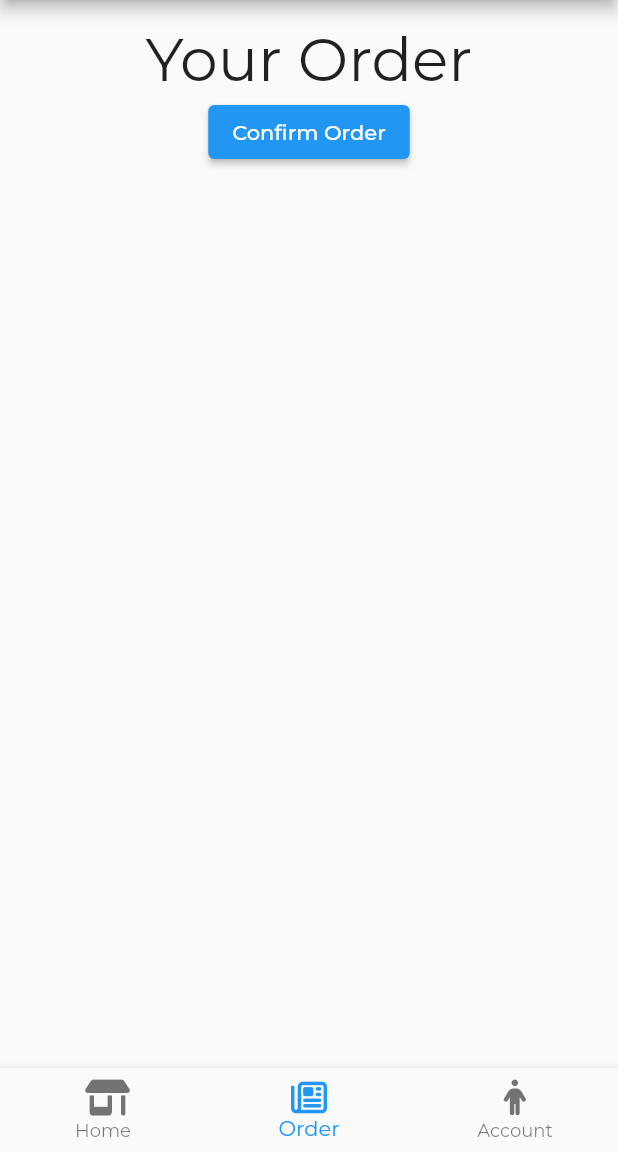
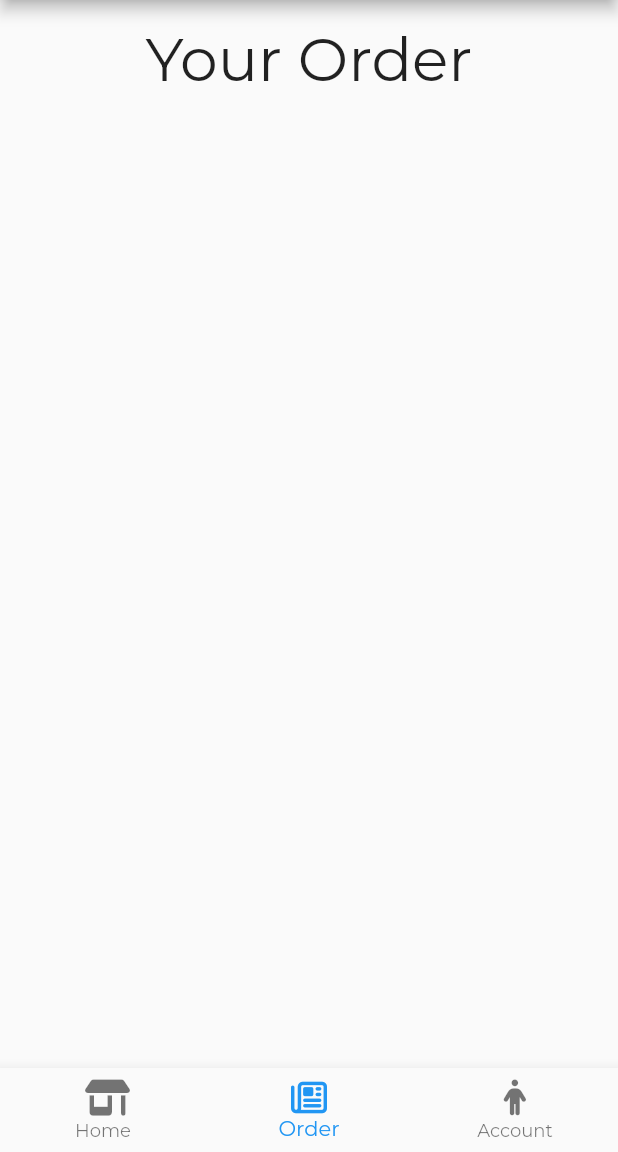
Before and after one commit to Assamapong/grocery_market, a Flutter app: the screen it shows after launch, item 2 of the bottom bar chosen, on a phone screen of 412 x 824 dp, the part 84-1236 px from its top. Run offline on Flutter 3.47's test engine with Material 2 defaults, Android fonts, the phone set to English and light mode, and no system bars; our stand-ins replace font_awesome_flutter, google_fonts.

```diff
--- a/lib/components/order_tab.dart
+++ b/lib/components/order_tab.dart
@@ -24,7 +24,8 @@ class OrderTab extends StatelessWidget {
               children: listOfProduct,
             ),
           ),
-          ElevatedButton(
+          listOfProduct.isNotEmpty
+              ? ElevatedButton(
                   style: ButtonStyle(),
                   onPressed: () {
                     Navigator.push(
@@ -35,7 +36,8 @@ class OrderTab extends StatelessWidget {
                     );
                   },
                   child: Text('Confirm Order'),
-          ),
+                )
+              : Container(),
         ],
       ),
     );
--- a/lib/order.dart
+++ b/lib/order.dart
@@ -39,4 +39,10 @@ class Order extends ChangeNotifier {
       );
     }
   }
+
+  void clearOrder() {
+    counter = {};
+    listOfProduct = [];
+    notifyListeners();
+  }
 }
--- a/lib/screens/main_menu.dart
+++ b/lib/screens/main_menu.dart
@@ -11,6 +11,7 @@ import '../components/order_tab.dart';
 
 class MainMenu extends StatefulWidget {
   final String title;
+
   MainMenu({required this.title});
 
   @override
@@ -19,6 +20,7 @@ class MainMenu extends StatefulWidget {
 
 class _MainMenuState extends State<MainMenu> {
   int _selectedIndex = 0;
+
   static final List<Widget> _widgetOptions = [
     HomeTab(),
     OrderTab(),
```
Also changed, not shown: lib/components/bottom_button.dart (added, +26 -0 lines), lib/screens/success_screen.dart (+10 -13 lines). Lines whose indentation alone changed are shown as unchanged.
